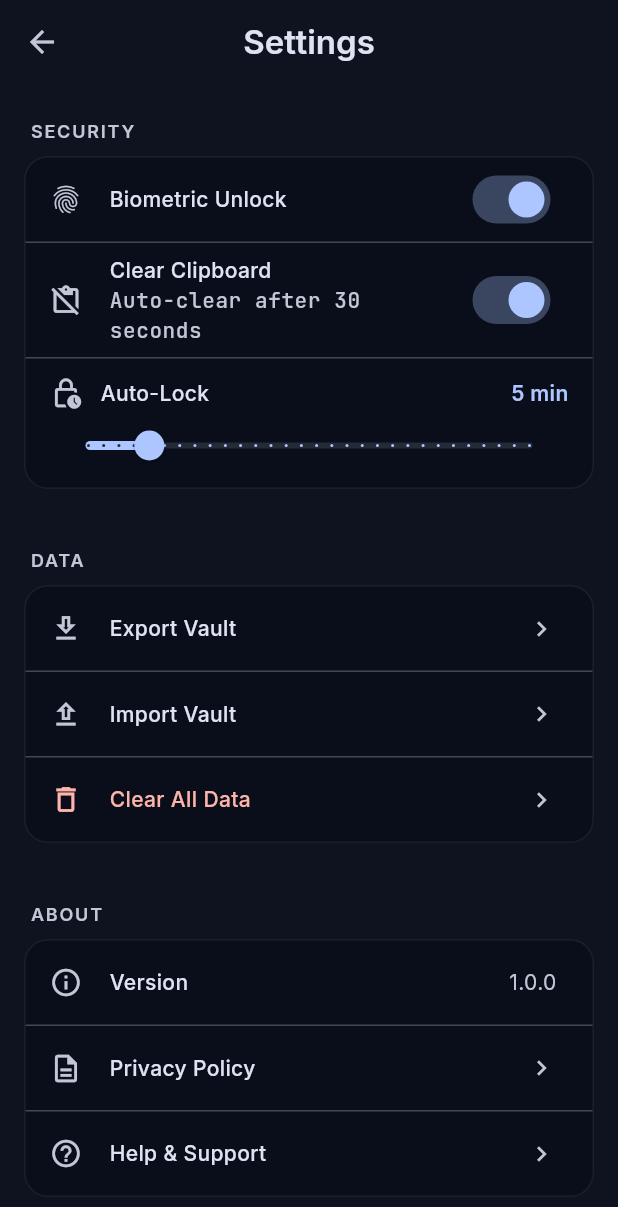
After one commit to PieByter/vault-key, a Flutter app: the SettingsScreen screen opened directly, on a phone screen of 412 x 824 dp. The commit adds this screen. Shown: the top 1207 px of the screen. Run offline on Flutter 3.47's test engine with Material 3 defaults, Android fonts, the phone set to English and light mode, and no system bars; our stand-ins replace google_fonts.

Commit message:
Add settings screen with security and data controls, integrate password generator into add/edit item screen, and wire into bottom navigation

```diff
--- a/lib/main.dart
+++ b/lib/main.dart
@@ -8,6 +8,7 @@ import 'screens/unlock_screen.dart';
 import 'screens/vault_home_screen.dart';
 import 'screens/authenticator_screen.dart';
 import 'screens/add_edit_password_screen.dart';
+import 'screens/settings_screen.dart';
 
 void main() {
   runApp(const VaultKeyApp());
@@ -43,7 +44,11 @@ class _AppShellState extends State<AppShell> {
   bool _isNewUser = true;
   int _currentTab = 0;
 
-  final _tabs = const [VaultHomeScreen(), AuthenticatorScreen()];
+  final _tabs = const [
+    VaultHomeScreen(),
+    AuthenticatorScreen(),
+    SettingsScreen(),
+  ];
 
   void _onSplashComplete() {
     setState(() => _phase = _AppPhase.onboarding);
@@ -109,6 +114,11 @@ class _AppShellState extends State<AppShell> {
               selectedIcon: Icon(Icons.timer),
               label: 'Auth',
             ),
+            NavigationDestination(
+              icon: Icon(Icons.settings_outlined),
+              selectedIcon: Icon(Icons.settings),
+              label: 'Settings',
+            ),
           ],
         ),
         floatingActionButton: _currentTab == 0
--- /dev/null
+++ b/lib/screens/settings_screen.dart
@@ -0,0 +1,355 @@
+import 'package:flutter/material.dart';
+import '../theme/app_theme.dart';
+
+/// Settings screen for VaultKey.
+class SettingsScreen extends StatefulWidget {
+  const SettingsScreen({super.key});
+
+  @override
+  State<SettingsScreen> createState() => _SettingsScreenState();
+}
+
+class _SettingsScreenState extends State<SettingsScreen> {
+  bool _biometricUnlock = true;
+  bool _clipboardClear = true;
+  double _autoLockMinutes = 5;
+
+  @override
+  Widget build(BuildContext context) {
+    final theme = Theme.of(context);
+
+    return Scaffold(
+      backgroundColor: AppTheme.background,
+      appBar: AppBar(
+        backgroundColor: AppTheme.surface.withValues(alpha: 0.8),
+        elevation: 0,
+        centerTitle: true,
+        title: Text(
+          'Settings',
+          style: theme.textTheme.titleLarge?.copyWith(
+            color: AppTheme.onSurface,
+            fontWeight: FontWeight.w600,
+          ),
+        ),
+      ),
+      body: SingleChildScrollView(
+        padding: const EdgeInsets.symmetric(horizontal: 16, vertical: 8),
+        child: Column(
+          crossAxisAlignment: CrossAxisAlignment.start,
+          children: [
+            _SectionHeader('Security'),
+            _SettingsCard(
+              children: [
+                _SwitchTile(
+                  icon: Icons.fingerprint,
+                  label: 'Biometric Unlock',
+                  value: _biometricUnlock,
+                  onChanged: (v) => setState(() => _biometricUnlock = v),
+                ),
+                const Divider(color: AppTheme.outlineVariant, height: 1),
+                _SwitchTile(
+                  icon: Icons.content_paste_off_outlined,
+                  label: 'Clear Clipboard',
+                  subtitle: 'Auto-clear after 30 seconds',
+                  value: _clipboardClear,
+                  onChanged: (v) => setState(() => _clipboardClear = v),
+                ),
+                const Divider(color: AppTheme.outlineVariant, height: 1),
+                _SliderTile(
+                  icon: Icons.lock_clock_outlined,
+                  label: 'Auto-Lock',
+                  value: _autoLockMinutes,
+                  min: 1,
+                  max: 30,
+                  divisions: 29,
+                  labelFormatter: (v) => '${v.round()} min',
+                  onChanged: (v) => setState(() => _autoLockMinutes = v),
+                ),
+              ],
+            ),
+            const SizedBox(height: 24),
+            _SectionHeader('Data'),
+            _SettingsCard(
+              children: [
+                _ActionTile(
+                  icon: Icons.download_outlined,
+                  label: 'Export Vault',
+                  onTap: () {},
+                ),
+                const Divider(color: AppTheme.outlineVariant, height: 1),
+                _ActionTile(
+                  icon: Icons.upload_outlined,
+                  label: 'Import Vault',
+                  onTap: () {},
+                ),
+                const Divider(color: AppTheme.outlineVariant, height: 1),
+                _ActionTile(
+                  icon: Icons.delete_outline,
+                  label: 'Clear All Data',
+                  iconColor: AppTheme.error,
+                  labelColor: AppTheme.error,
+                  onTap: () {},
+                ),
+              ],
+            ),
+            const SizedBox(height: 24),
+            _SectionHeader('About'),
+            _SettingsCard(
+              children: [
+                _InfoTile(
+                  icon: Icons.info_outline,
+                  label: 'Version',
+                  value: '1.0.0',
+                ),
+                const Divider(color: AppTheme.outlineVariant, height: 1),
+                _ActionTile(
+                  icon: Icons.description_outlined,
+                  label: 'Privacy Policy',
+                  onTap: () {},
+                ),
+                const Divider(color: AppTheme.outlineVariant, height: 1),
+                _ActionTile(
+                  icon: Icons.help_outline,
+                  label: 'Help & Support',
+                  onTap: () {},
+                ),
+              ],
+            ),
+            const SizedBox(height: 32),
+          ],
+        ),
+      ),
+    );
+  }
+}
+
+class _SectionHeader extends StatelessWidget {
+  const _SectionHeader(this.title);
+
+  final String title;
+
+  @override
+  Widget build(BuildContext context) {
+    return Padding(
+      padding: const EdgeInsets.fromLTRB(4, 16, 4, 8),
+      child: Text(
+        title.toUpperCase(),
+        style: Theme.of(context).textTheme.labelSmall?.copyWith(
+          color: AppTheme.onSurfaceVariant,
+          fontWeight: FontWeight.w600,
+          letterSpacing: 1.2,
+        ),
+      ),
+    );
+  }
+}
+
+class _SettingsCard extends StatelessWidget {
+  const _SettingsCard({required this.children});
+
+  final List<Widget> children;
+
+  @override
+  Widget build(BuildContext context) {
+    return Container(
+      decoration: BoxDecoration(
+        color: AppTheme.surfaceContainerLowest,
+        borderRadius: BorderRadius.circular(16),
+        border: Border.all(
+          color: AppTheme.outlineVariant.withValues(alpha: 0.3),
+        ),
+      ),
+      child: Column(children: children),
+    );
+  }
+}
+
+class _SwitchTile extends StatelessWidget {
+  const _SwitchTile({
+    required this.icon,
+    required this.label,
+    required this.value,
+    required this.onChanged,
+    this.subtitle,
+  });
+
+  final IconData icon;
+  final String label;
+  final String? subtitle;
+  final bool value;
+  final ValueChanged<bool> onChanged;
+
+  @override
+  Widget build(BuildContext context) {
+    final theme = Theme.of(context);
+
+    return ListTile(
+      leading: Icon(icon, color: AppTheme.onSurfaceVariant, size: 22),
+      title: Text(
+        label,
+        style: theme.textTheme.bodyMedium?.copyWith(
+          color: AppTheme.onSurface,
+          fontWeight: FontWeight.w500,
+        ),
+      ),
+      subtitle: subtitle != null
+          ? Text(
+              subtitle!,
+              style: theme.textTheme.bodySmall?.copyWith(
+                color: AppTheme.onSurfaceVariant,
+              ),
+            )
+          : null,
+      trailing: Switch(
+        value: value,
+        onChanged: onChanged,
+        activeThumbColor: AppTheme.primary,
+        activeTrackColor: AppTheme.primary.withValues(alpha: 0.3),
+        inactiveTrackColor: AppTheme.surfaceContainerHigh,
+      ),
+    );
+  }
+}
+
+class _SliderTile extends StatelessWidget {
+  const _SliderTile({
+    required this.icon,
+    required this.label,
+    required this.value,
+    required this.min,
+    required this.max,
+    required this.divisions,
+    required this.labelFormatter,
+    required this.onChanged,
+  });
+
+  final IconData icon;
+  final String label;
+  final double value;
+  final double min;
+  final double max;
+  final int divisions;
+  final String Function(double) labelFormatter;
+  final ValueChanged<double> onChanged;
+
+  @override
+  Widget build(BuildContext context) {
+    final theme = Theme.of(context);
+
+    return Padding(
+      padding: const EdgeInsets.fromLTRB(16, 12, 16, 4),
+      child: Column(
+        crossAxisAlignment: CrossAxisAlignment.start,
+        children: [
+          Row(
+            children: [
+              Icon(icon, color: AppTheme.onSurfaceVariant, size: 22),
+              const SizedBox(width: 12),
+              Expanded(
+                child: Text(
+                  label,
+                  style: theme.textTheme.bodyMedium?.copyWith(
+                    color: AppTheme.onSurface,
+                    fontWeight: FontWeight.w500,
+                  ),
+                ),
+              ),
+              Text(
+                labelFormatter(value),
+                style: theme.textTheme.bodyMedium?.copyWith(
+                  color: AppTheme.primary,
+                  fontWeight: FontWeight.w600,
+                ),
+              ),
+            ],
+          ),
+          Slider(
+            value: value,
+            min: min,
+            max: max,
+            divisions: divisions,
+            activeColor: AppTheme.primary,
+            inactiveColor: AppTheme.surfaceContainerHigh,
+            onChanged: onChanged,
+          ),
+        ],
+      ),
+    );
+  }
+}
+
+class _ActionTile extends StatelessWidget {
+  const _ActionTile({
+    required this.icon,
+    required this.label,
+    required this.onTap,
+    this.iconColor,
+    this.labelColor,
+  });
+
+  final IconData icon;
+  final String label;
+  final VoidCallback onTap;
+  final Color? iconColor;
+  final Color? labelColor;
+
+  @override
+  Widget build(BuildContext context) {
+    final theme = Theme.of(context);
+
+    return ListTile(
+      leading: Icon(
+        icon,
+        color: iconColor ?? AppTheme.onSurfaceVariant,
+        size: 22,
+      ),
+      title: Text(
+        label,
+        style: theme.textTheme.bodyMedium?.copyWith(
+          color: labelColor ?? AppTheme.onSurface,
+          fontWeight: FontWeight.w500,
+        ),
+      ),
+      trailing: Icon(
+        Icons.chevron_right,
+        color: AppTheme.onSurfaceVariant,
+        size: 20,
+      ),
+      onTap: onTap,
+    );
+  }
+}
+
+class _InfoTile extends StatelessWidget {
+  const _InfoTile({
+    required this.icon,
+    required this.label,
+    required this.value,
+  });
+
+  final IconData icon;
+  final String label;
+  final String value;
+
+  @override
+  Widget build(BuildContext context) {
+    final theme = Theme.of(context);
+
+    return ListTile(
+      leading: Icon(icon, color: AppTheme.onSurfaceVariant, size: 22),
+      title: Text(
+        label,
+        style: theme.textTheme.bodyMedium?.copyWith(
+          color: AppTheme.onSurface,
+          fontWeight: FontWeight.w500,
+        ),
+      ),
+      trailing: Text(
+        value,
+        style: theme.textTheme.bodyMedium?.copyWith(
+          color: AppTheme.onSurfaceVariant,
+        ),
+      ),
+    );
+  }
+}
```
Also changed, not shown: lib/screens/add_edit_password_screen.dart (+27 -0 lines), stitch_vaultkey_secure_password_manager/settings_screen/screen.png (added), 1 other file.
